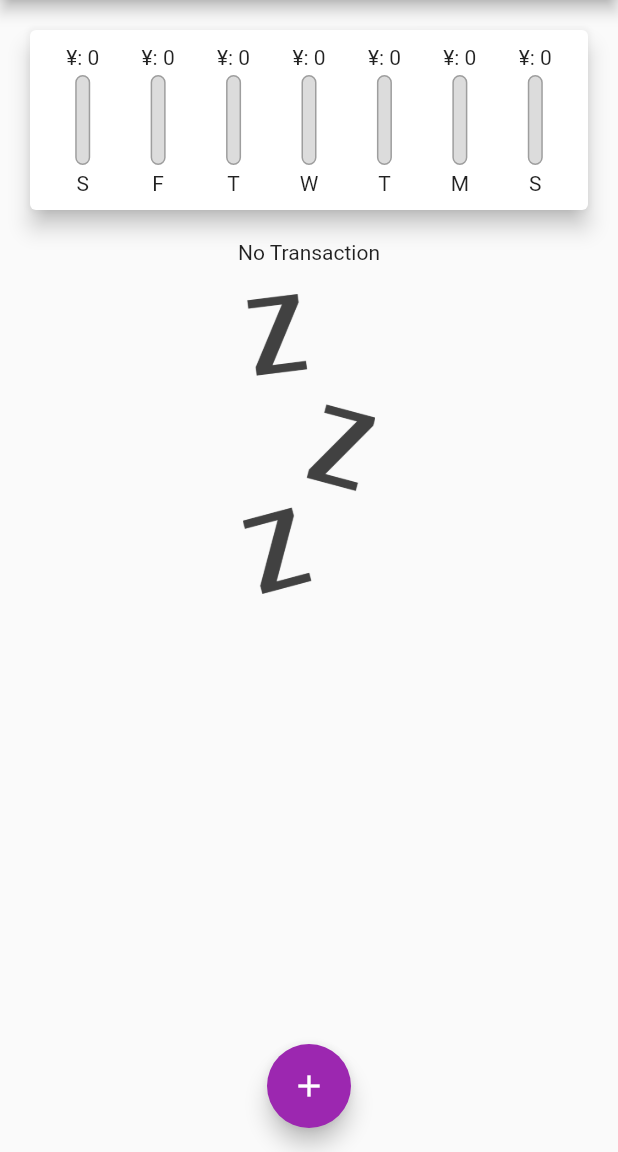
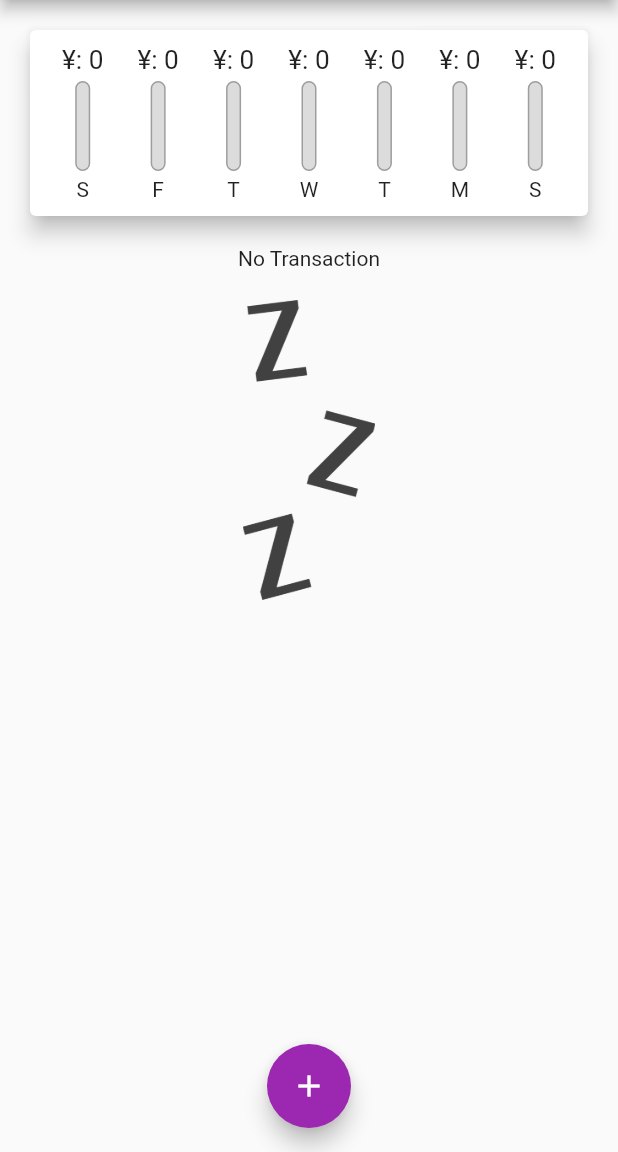
Before and after one commit to totolog-flutter/for-learning, a Flutter app: the screen it shows after launch, on a phone screen of 412 x 824 dp, the part 84-1236 px from its top. Run offline on Flutter 3.47's test engine with Material 2 defaults, Android fonts, the phone set to English and light mode, and no system bars.

Commit message:
add: 109

```diff
--- a/lib/widgets/chart_bar.dart
+++ b/lib/widgets/chart_bar.dart
@@ -12,8 +12,11 @@ class ChartBar extends StatelessWidget {
   @override
   Widget build(BuildContext context) {
     return Column(children: [
-      FittedBox(
-        child: Text('¥: ${spendingAmount.toStringAsFixed(0)}')
+      Container(
+        height: 20,
+        child: FittedBox(
+          child: Text('¥: ${spendingAmount.toStringAsFixed(0)}')
+        ),
       ),
       SizedBox(height: 4,),
       Container(
```
